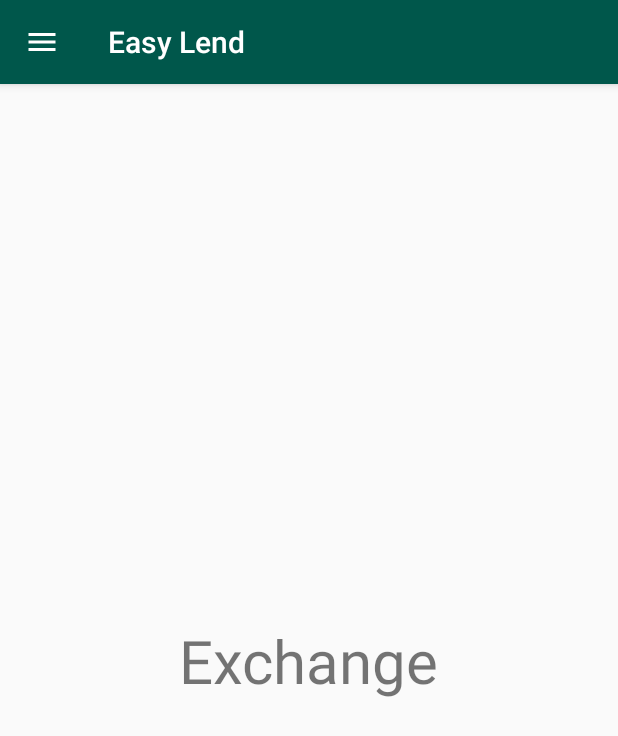
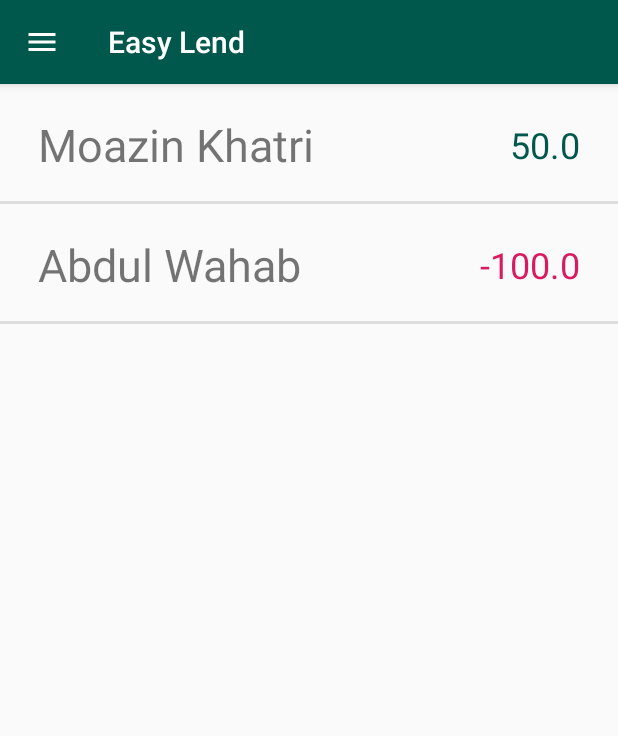
Before and after one commit to moazin/easylend-android-app, an Android app: the ExchangeFragment screen opened directly, with no data from a screen before it, on a phone screen of 412 x 824 dp. Shown: the top 736 px of the screen. Run offline under Robolectric (Android 15) with nearby library versions, the phone set to English and light mode, and no system bars; network calls fail; 1 statement that could not run was skipped.

Commit message:
implemented recycler view on exchange fragment that takes a json array (for now internally created) and displays stuff

```diff
--- a/app/build.gradle
+++ b/app/build.gradle
@@ -28,4 +28,5 @@ dependencies {
     androidTestImplementation 'com.android.support.test.espresso:espresso-core:3.0.2'
     implementation 'com.android.support:design:28.0.0'
     implementation 'com.android.volley:volley:1.1.1'
+    implementation 'com.android.support:recyclerview-v7:28.0.0'
 }
--- /dev/null
+++ b/app/src/main/java/com/example/moazin/easylend/ExchangeAdapter.java
@@ -0,0 +1,70 @@
+package com.example.moazin.easylend;
+
+import android.support.annotation.NonNull;
+import android.support.constraint.ConstraintLayout;
+import android.support.v4.content.ContextCompat;
+import android.support.v7.widget.RecyclerView;
+import android.view.LayoutInflater;
+import android.view.ViewGroup;
+import android.widget.TextView;
+
+import org.json.JSONArray;
+import org.json.JSONException;
+import org.json.JSONObject;
+
+public class ExchangeAdapter extends RecyclerView.Adapter<ExchangeAdapter.MyViewHolder> {
+    private JSONArray mDataset;
+
+    // constructor for this adapter
+    public ExchangeAdapter(JSONArray dataset){
+        mDataset = dataset;
+    }
+
+    // a count returning function
+    @Override
+    public int getItemCount() {
+        return mDataset.length();
+    }
+
+    // create a view holder object for our list items, each item is a constraint layout object
+    public static class MyViewHolder extends RecyclerView.ViewHolder {
+        public TextView personName;
+        public TextView personExchange;
+        public MyViewHolder(ConstraintLayout constraintLayout){
+            super(constraintLayout);
+            personName = constraintLayout.findViewById(R.id.person_name);
+            personExchange = constraintLayout.findViewById(R.id.person_exchange);
+        }
+    }
+
+    // a view holder creator that inflates layouts
+    @NonNull
+    @Override
+    public ExchangeAdapter.MyViewHolder onCreateViewHolder(@NonNull ViewGroup viewGroup, int i) {
+        ConstraintLayout constraintLayout = (ConstraintLayout) LayoutInflater.from(viewGroup.getContext()).
+                inflate(R.layout.exchange_recycler_layout, viewGroup, false);
+        MyViewHolder vh = new MyViewHolder(constraintLayout);
+        return vh;
+    }
+
+    // a binder that takes the view holder and inserts data in it
+    @Override
+    public void onBindViewHolder(@NonNull MyViewHolder myViewHolder, int i) {
+        try {
+            JSONObject obj = mDataset.getJSONObject(i);
+            String personName = obj.getString("name");
+            Double personExchange = obj.getDouble("exchange");
+            myViewHolder.personName.setText(personName);
+            myViewHolder.personExchange.setText(personExchange.toString());
+            int green = ContextCompat.getColor(myViewHolder.personName.getContext(), R.color.colorPrimaryDark);
+            int pink = ContextCompat.getColor(myViewHolder.personName.getContext(), R.color.colorAccent);
+            if(personExchange >= 0){
+                myViewHolder.personExchange.setTextColor(green);
+            } else {
+                myViewHolder.personExchange.setTextColor(pink);
+            }
+        } catch (JSONException jsonException){
+            // TODO: Proper exception handling here
+        }
+    }
+}
--- a/app/src/main/java/com/example/moazin/easylend/ExchangeFragment.java
+++ b/app/src/main/java/com/example/moazin/easylend/ExchangeFragment.java
@@ -3,9 +3,17 @@ package com.example.moazin.easylend;
 
 import android.os.Bundle;
 import android.support.v4.app.Fragment;
+import android.support.v7.widget.LinearLayoutManager;
+import android.support.v7.widget.RecyclerView;
+import android.text.Layout;
+import android.util.JsonReader;
 import android.view.LayoutInflater;
 import android.view.View;
 import android.view.ViewGroup;
+
+import org.json.JSONArray;
+import org.json.JSONException;
+import org.json.JSONObject;
 
 
 /**
@@ -18,14 +26,31 @@ public class ExchangeFragment extends Fragment {
         // Required empty public constructor
     }
 
-
-
-
     @Override
     public View onCreateView(LayoutInflater inflater, ViewGroup container,
                              Bundle savedInstanceState) {
         // Inflate the layout for this fragment
-        return inflater.inflate(R.layout.fragment_exchange, container, false);
+        View view = inflater.inflate(R.layout.fragment_exchange, container, false);
+        // setting up data for populating recycler view (at least for testing)
+        JSONObject moazin = new JSONObject();
+        JSONObject wahab = new JSONObject();
+        try {
+            moazin.put("name", "Moazin Khatri");
+            moazin.put("exchange", 50);
+            wahab.put("name", "Abdul Wahab");
+            wahab.put("exchange", -100);
+        } catch(JSONException jsonException){
+            // TODO: Properly handle this shit
+        }
+        JSONArray array = new JSONArray();
+        array.put(moazin);
+        array.put(wahab);
+        // setting up the Recycler View
+        RecyclerView recyclerView = view.findViewById(R.id.exchange_recycler_view);
+        recyclerView.setLayoutManager(new LinearLayoutManager(getContext()));
+        ExchangeAdapter exchangeAdapter = new ExchangeAdapter(array);
+        recyclerView.setAdapter(exchangeAdapter);
+        return view;
     }
 
 }
--- /dev/null
+++ b/app/src/main/res/layout/exchange_recycler_layout.xml
@@ -0,0 +1,44 @@
+<?xml version="1.0" encoding="utf-8"?>
+<android.support.constraint.ConstraintLayout xmlns:android="http://schemas.android.com/apk/res/android"
+    xmlns:app="http://schemas.android.com/apk/res-auto"
+    xmlns:tools="http://schemas.android.com/tools"
+    android:layout_width="match_parent"
+    android:layout_height="80dp">
+
+    <TextView
+        android:id="@+id/person_name"
+        android:layout_width="wrap_content"
+        android:layout_height="wrap_content"
+        android:layout_marginStart="25dp"
+        android:layout_marginTop="8dp"
+        android:layout_marginBottom="8dp"
+        android:text="Moazin Khatri"
+        android:textSize="30sp"
+        app:layout_constraintBottom_toBottomOf="parent"
+        app:layout_constraintStart_toStartOf="parent"
+        app:layout_constraintTop_toTopOf="parent" />
+
+    <TextView
+        android:id="@+id/person_exchange"
+        android:layout_width="wrap_content"
+        android:layout_height="wrap_content"
+        android:layout_marginTop="8dp"
+        android:layout_marginEnd="25dp"
+        android:layout_marginBottom="8dp"
+        android:text="30"
+        android:textColor="@color/colorPrimary"
+        android:textSize="24sp"
+        app:layout_constraintBottom_toBottomOf="parent"
+        app:layout_constraintEnd_toEndOf="parent"
+        app:layout_constraintTop_toTopOf="parent" />
+
+    <View
+        android:id="@+id/divider2"
+        android:layout_width="0dp"
+        android:layout_height="2dp"
+        android:background="?android:attr/listDivider"
+        app:layout_constraintBottom_toBottomOf="parent"
+        app:layout_constraintEnd_toEndOf="parent"
+        app:layout_constraintStart_toStartOf="parent" />
+
+</android.support.constraint.ConstraintLayout>
--- a/app/src/main/res/layout/fragment_exchange.xml
+++ b/app/src/main/res/layout/fragment_exchange.xml
@@ -6,25 +6,10 @@
     android:layout_height="match_parent"
     tools:context=".ExchangeFragment">
 
-    <!-- TODO: Update blank fragment layout -->
+    <android.support.v7.widget.RecyclerView
+        android:id="@+id/exchange_recycler_view"
+        android:scrollbars="vertical"
+        android:layout_width="match_parent"
+        android:layout_height="match_parent" />
 
-    <android.support.constraint.ConstraintLayout
-        android:layout_width="match_parent"
-        android:layout_height="match_parent">
-
-        <TextView
-            android:id="@+id/textView2"
-            android:layout_width="wrap_content"
-            android:layout_height="wrap_content"
-            android:layout_marginStart="8dp"
-            android:layout_marginTop="8dp"
-            android:layout_marginEnd="8dp"
-            android:layout_marginBottom="8dp"
-            android:text="Exchange"
-            android:textSize="40sp"
-            app:layout_constraintBottom_toBottomOf="parent"
-            app:layout_constraintEnd_toEndOf="parent"
-            app:layout_constraintStart_toStartOf="parent"
-            app:layout_constraintTop_toTopOf="parent" />
-    </android.support.constraint.ConstraintLayout>
 </FrameLayout>
```
